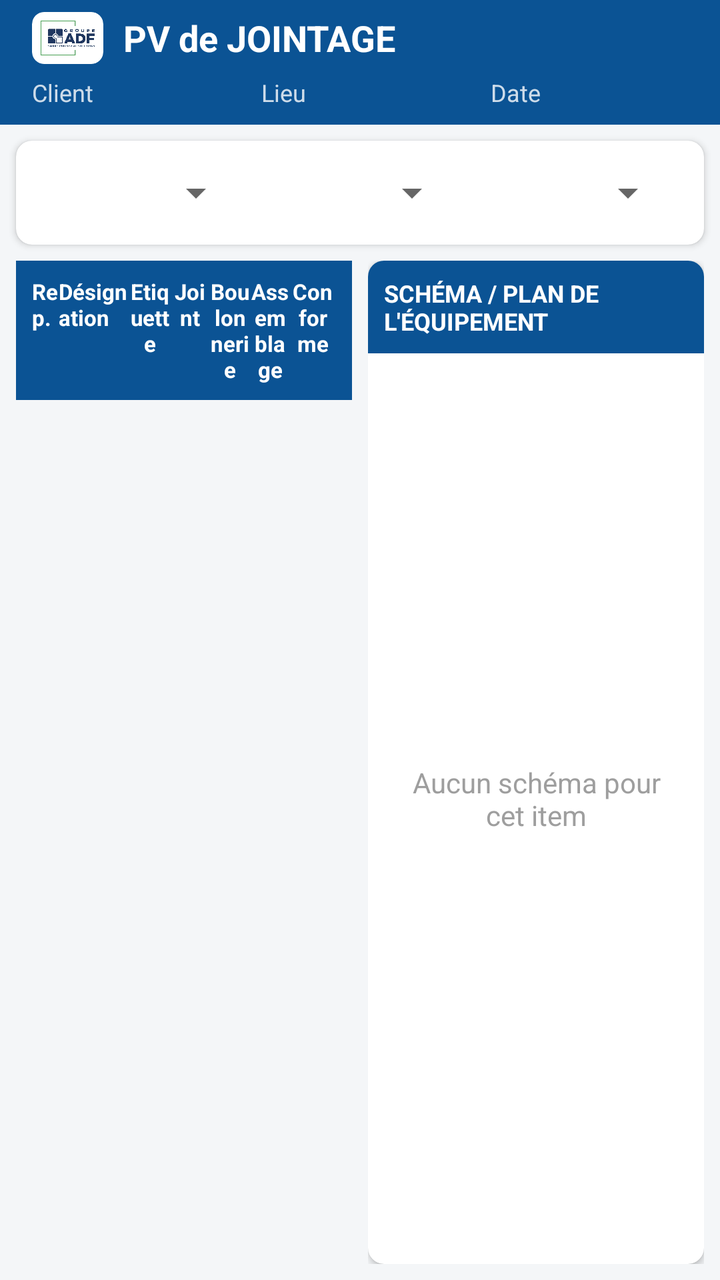
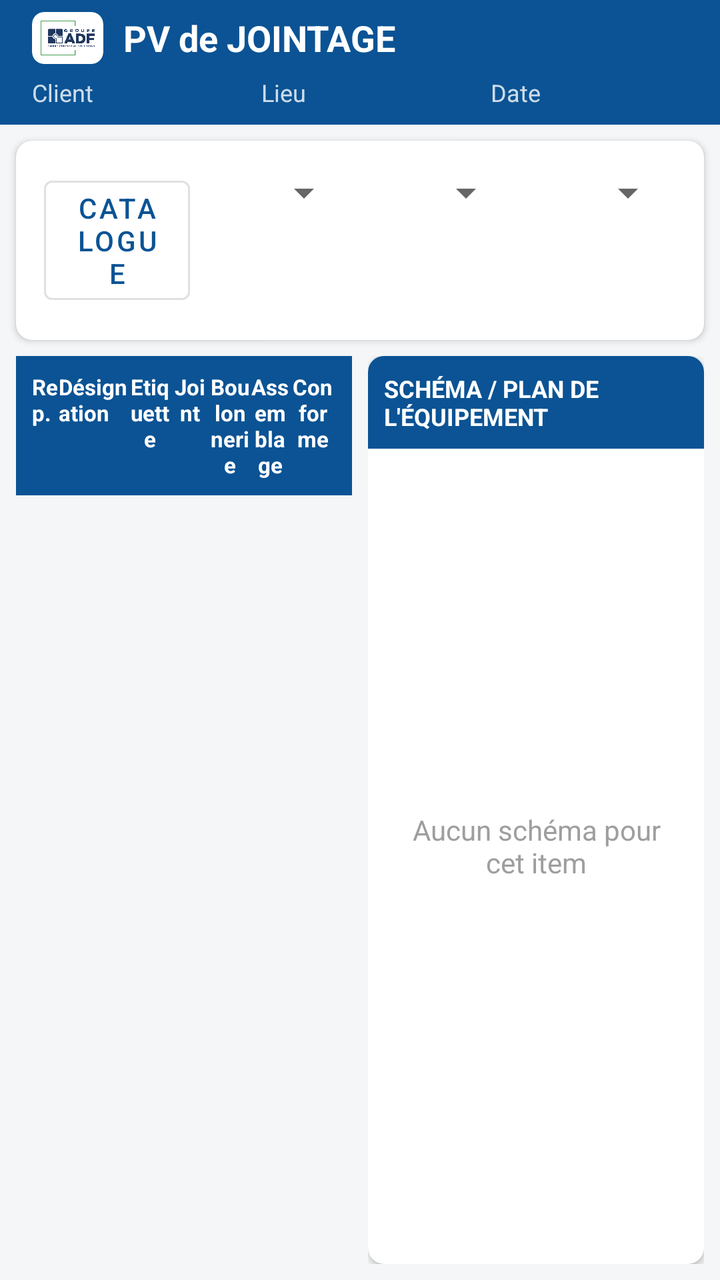

Compare the two renders of this Android layout. The source of the first and the diff that turns it into the second are given below.
<!-- AndroidManifest.xml: application theme Theme.PVJointage -->
<!-- res/layout/activity_main.xml -->
<?xml version="1.0" encoding="utf-8"?>
<LinearLayout xmlns:android="http://schemas.android.com/apk/res/android"
    xmlns:app="http://schemas.android.com/apk/res-auto"
    android:layout_width="match_parent"
    android:layout_height="match_parent"
    android:orientation="vertical"
    android:background="@color/background">

    <com.google.android.material.appbar.MaterialToolbar
        android:id="@+id/toolbar"
        android:layout_width="match_parent"
        android:layout_height="wrap_content"
        android:background="@color/primary"
        app:actionMenuTextColor="@color/white">

        <LinearLayout
            android:layout_width="match_parent"
            android:layout_height="wrap_content"
            android:orientation="vertical"
            android:paddingTop="6dp"
            android:paddingBottom="8dp">

            <LinearLayout
                android:layout_width="wrap_content"
                android:layout_height="wrap_content"
                android:orientation="horizontal"
                android:gravity="center_vertical">

                <androidx.cardview.widget.CardView
                    android:layout_width="wrap_content"
                    android:layout_height="wrap_content"
                    android:layout_marginEnd="10dp"
                    app:cardBackgroundColor="@color/white"
                    app:cardCornerRadius="6dp"
                    app:cardElevation="0dp">

                    <ImageView
                        android:id="@+id/imgLogo"
                        android:layout_width="wrap_content"
                        android:layout_height="26dp"
                        android:padding="4dp"
                        android:adjustViewBounds="true"
                        android:scaleType="fitCenter"
                        android:src="@drawable/logo_adf"
                        android:contentDescription="@string/app_name" />
                </androidx.cardview.widget.CardView>

                <TextView
                    android:layout_width="wrap_content"
                    android:layout_height="wrap_content"
                    android:text="@string/titre_onglet_principal"
                    android:textColor="@color/white"
                    android:textSize="18sp"
                    android:textStyle="bold" />
            </LinearLayout>

            
            <LinearLayout
                android:layout_width="match_parent"
                android:layout_height="wrap_content"
                android:orientation="horizontal"
                android:layout_marginTop="6dp">

                <LinearLayout
                    android:layout_width="0dp"
                    android:layout_height="wrap_content"
                    android:layout_weight="1"
                    android:orientation="horizontal">
                    <TextView
                        android:layout_width="wrap_content"
                        android:layout_height="wrap_content"
                        android:text="@string/client"
                        android:textColor="#CCFFFFFF"
                        android:textSize="12sp" />
                    <TextView
                        android:id="@+id/etClient"
                        android:layout_width="wrap_content"
                        android:layout_height="wrap_content"
                        android:layout_marginStart="4dp"
                        android:textColor="@color/white"
                        android:textStyle="bold"
                        android:textSize="12sp" />
                </LinearLayout>

                <LinearLayout
                    android:layout_width="0dp"
                    android:layout_height="wrap_content"
                    android:layout_weight="1"
                    android:orientation="horizontal">
                    <TextView
                        android:layout_width="wrap_content"
                        android:layout_height="wrap_content"
                        android:text="@string/lieu"
                        android:textColor="#CCFFFFFF"
                        android:textSize="12sp" />
                    <TextView
                        android:id="@+id/etLieu"
                        android:layout_width="wrap_content"
                        android:layout_height="wrap_content"
                        android:layout_marginStart="4dp"
                        android:textColor="@color/white"
                        android:textStyle="bold"
                        android:textSize="12sp" />
                </LinearLayout>

                <LinearLayout
                    android:layout_width="0dp"
                    android:layout_height="wrap_content"
                    android:layout_weight="1"
                    android:orientation="horizontal">
                    <TextView
                        android:layout_width="wrap_content"
                        android:layout_height="wrap_content"
                        android:text="@string/date"
                        android:textColor="#CCFFFFFF"
                        android:textSize="12sp" />
                    <TextView
                        android:id="@+id/etDate"
                        android:layout_width="wrap_content"
                        android:layout_height="wrap_content"
                        android:layout_marginStart="4dp"
                        android:textColor="@color/white"
                        android:textStyle="bold"
                        android:textSize="12sp" />
                </LinearLayout>
            </LinearLayout>
        </LinearLayout>
    </com.google.android.material.appbar.MaterialToolbar>

    
    <androidx.cardview.widget.CardView
        android:layout_width="match_parent"
        android:layout_height="wrap_content"
        app:cardCornerRadius="8dp"
        app:cardElevation="2dp"
        android:layout_margin="8dp">

        <GridLayout
            android:layout_width="match_parent"
            android:layout_height="wrap_content"
            android:padding="10dp"
            android:columnCount="4">

            <Spinner
                android:id="@+id/spUnite"
                android:layout_width="0dp"
                android:layout_height="wrap_content"
                android:layout_columnWeight="1"
                android:layout_margin="4dp" />

            <Spinner
                android:id="@+id/spFamille"
                android:layout_width="0dp"
                android:layout_height="wrap_content"
                android:layout_columnWeight="1"
                android:layout_margin="4dp" />

            <Spinner
                android:id="@+id/spItem"
                android:layout_width="0dp"
                android:layout_height="wrap_content"
                android:layout_columnWeight="1"
                android:layout_margin="4dp" />
        </GridLayout>
    </androidx.cardview.widget.CardView>

    
    <LinearLayout
        android:layout_width="match_parent"
        android:layout_height="0dp"
        android:layout_weight="1"
        android:orientation="horizontal">

        
        <LinearLayout
            android:layout_width="0dp"
            android:layout_height="match_parent"
            android:layout_weight="1"
            android:orientation="vertical"
            android:paddingStart="8dp"
            android:paddingEnd="4dp"
            android:paddingBottom="8dp">

            <LinearLayout
                android:layout_width="match_parent"
                android:layout_height="wrap_content"
                android:orientation="horizontal"
                android:background="@color/primary"
                android:padding="8dp">

                <TextView android:layout_width="0dp" android:layout_height="wrap_content" android:layout_weight="0.6" android:text="@string/col_rep" android:textColor="@color/white" android:textStyle="bold" android:textSize="11sp"/>
                <TextView android:layout_width="0dp" android:layout_height="wrap_content" android:layout_weight="1.6" android:text="@string/col_designation" android:textColor="@color/white" android:textStyle="bold" android:textSize="11sp"/>
                <TextView android:layout_width="0dp" android:layout_height="wrap_content" android:layout_weight="0.9" android:text="@string/col_etiquette" android:textColor="@color/white" android:textStyle="bold" android:gravity="center" android:textSize="11sp"/>
                <TextView android:layout_width="0dp" android:layout_height="wrap_content" android:layout_weight="0.9" android:text="@string/col_joint" android:textColor="@color/white" android:textStyle="bold" android:gravity="center" android:textSize="11sp"/>
                <TextView android:layout_width="0dp" android:layout_height="wrap_content" android:layout_weight="0.9" android:text="@string/col_boulonnerie" android:textColor="@color/white" android:textStyle="bold" android:gravity="center" android:textSize="11sp"/>
                <TextView android:layout_width="0dp" android:layout_height="wrap_content" android:layout_weight="0.9" android:text="@string/col_assemblage" android:textColor="@color/white" android:textStyle="bold" android:gravity="center" android:textSize="11sp"/>
                <TextView android:layout_width="0dp" android:layout_height="wrap_content" android:layout_weight="1" android:text="@string/col_conforme" android:textColor="@color/white" android:textStyle="bold" android:gravity="center" android:textSize="11sp"/>
            </LinearLayout>

            <androidx.recyclerview.widget.RecyclerView
                android:id="@+id/rvBrides"
                android:layout_width="match_parent"
                android:layout_height="0dp"
                android:layout_weight="1" />
        </LinearLayout>

        
        <LinearLayout
            android:layout_width="0dp"
            android:layout_height="match_parent"
            android:layout_weight="1"
            android:orientation="vertical"
            android:paddingStart="4dp"
            android:paddingEnd="8dp"
            android:paddingBottom="8dp">

            <androidx.cardview.widget.CardView
                android:layout_width="match_parent"
                android:layout_height="match_parent"
                app:cardCornerRadius="8dp"
                app:cardElevation="2dp">

                <LinearLayout
                    android:layout_width="match_parent"
                    android:layout_height="match_parent"
                    android:orientation="vertical">

                    <TextView
                        android:layout_width="match_parent"
                        android:layout_height="wrap_content"
                        android:background="@color/primary"
                        android:textColor="@color/white"
                        android:textStyle="bold"
                        android:textSize="12sp"
                        android:padding="8dp"
                        android:text="@string/schema_titre" />

                    <FrameLayout
                        android:layout_width="match_parent"
                        android:layout_height="0dp"
                        android:layout_weight="1">

                        <ImageView
                            android:id="@+id/imgSchema"
                            android:layout_width="match_parent"
                            android:layout_height="match_parent"
                            android:scaleType="fitCenter"
                            android:contentDescription="@string/schema_titre"
                            android:clickable="true"
                            android:focusable="true"
                            android:visibility="gone" />

                        <LinearLayout
                            android:id="@+id/emptySchemaLayout"
                            android:layout_width="match_parent"
                            android:layout_height="match_parent"
                            android:orientation="vertical"
                            android:gravity="center"
                            android:padding="16dp">

                            <TextView
                                android:layout_width="wrap_content"
                                android:layout_height="wrap_content"
                                android:text="@string/aucun_schema"
                                android:textColor="@color/en_attente"
                                android:gravity="center"
                                android:layout_marginBottom="10dp" />
                        </LinearLayout>
                    </FrameLayout>
                </LinearLayout>
            </androidx.cardview.widget.CardView>
        </LinearLayout>

    </LinearLayout>
</LinearLayout>
<!-- resources referenced by this layout -->
<resources>
  <color name="background">#F4F6F8</color>
  <color name="en_attente">#9E9E9E</color>
  <color name="primary">#0B5394</color>
  <color name="white">#FFFFFF</color>
  <!-- drawable logo_adf: png bitmap (drawable, 181390 bytes) -->
  <string name="app_name">PV Jointage</string>
  <string name="aucun_schema">Aucun schéma pour cet item</string>
  <string name="client">Client</string>
  <string name="col_assemblage">Assemblage</string>
  <string name="col_boulonnerie">Boulonnerie</string>
  <string name="col_conforme">Conforme</string>
  <string name="col_designation">Désignation</string>
  <string name="col_etiquette">Etiquette</string>
  <string name="col_joint">Joint</string>
  <string name="col_rep">Rep.</string>
  <string name="date">Date</string>
  <string name="lieu">Lieu</string>
  <string name="schema_titre">SCHÉMA / PLAN DE L\'ÉQUIPEMENT</string>
  <string name="titre_onglet_principal">PV de JOINTAGE</string>
  <style name="Theme.PVJointage" parent="Theme.MaterialComponents.DayNight.NoActionBar">
          <item name="colorPrimary">@color/primary</item>
          <item name="colorPrimaryDark">@color/primary_dark</item>
          <item name="colorAccent">@color/accent</item>
          <item name="android:windowBackground">@color/background</item>
      </style>
  <color name="primary_dark">#073763</color>
  <color name="accent">#F1C232</color>
</resources>

<!-- the commit's change to res/layout/activity_main.xml (unified diff, before → after) -->
@@ -140,6 +140,15 @@
             android:layout_height="wrap_content"
             android:padding="10dp"
             android:columnCount="4">
+
+            <Button
+                android:id="@+id/btnCatalogue"
+                style="@style/Widget.MaterialComponents.Button.OutlinedButton"
+                android:layout_width="0dp"
+                android:layout_height="wrap_content"
+                android:layout_columnWeight="1"
+                android:layout_margin="4dp"
+                android:text="@string/btn_catalogue" />
 
             <Spinner
                 android:id="@+id/spUnite"
<!-- resource entries referenced after the edit -->
@@ -7,6 +7,7 @@
   <!-- drawable logo_adf: png bitmap (drawable, 181390 bytes) -->
   <string name="app_name">PV Jointage</string>
   <string name="aucun_schema">Aucun schéma pour cet item</string>
+  <string name="btn_catalogue">Catalogue</string>
   <string name="client">Client</string>
   <string name="col_assemblage">Assemblage</string>
   <string name="col_boulonnerie">Boulonnerie</string>
